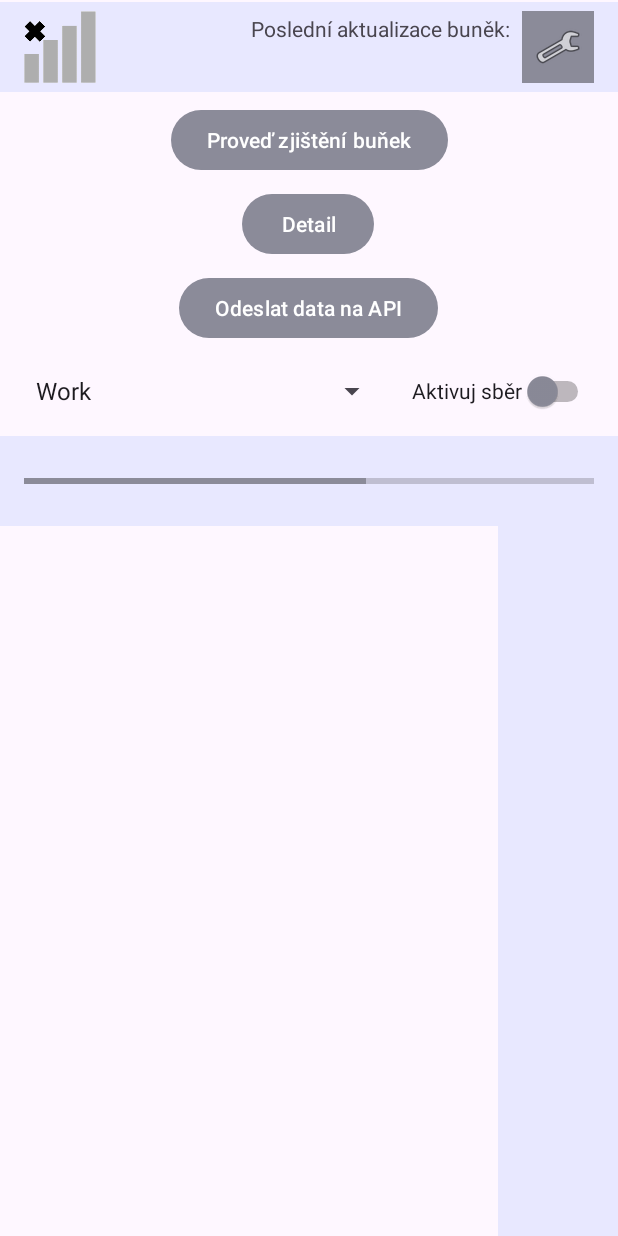
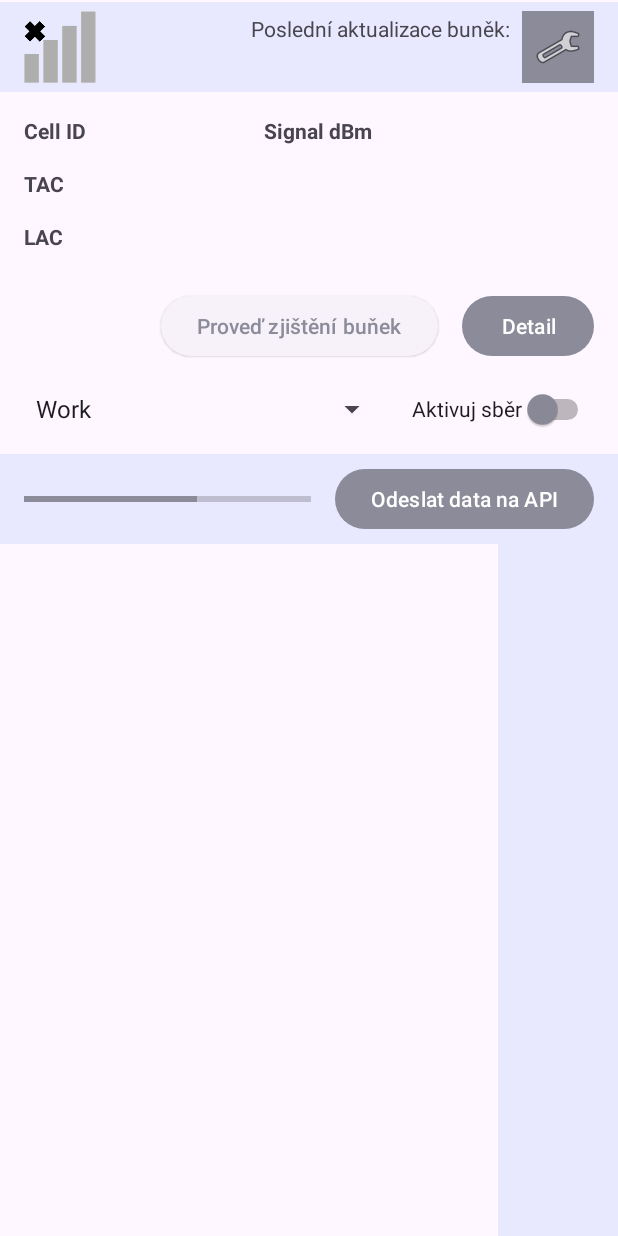
Before and after one commit to rstefek/MTE-Bakalarka-app, an Android app: the layout activity_main.xml on its own in the app's theme, with its tools: preview values and no code run, on a phone screen of 412 x 824 dp. Run offline under Robolectric (Android 15) with nearby library versions, the phone set to English and light mode, and no system bars; network calls fail.

Commit message:
První funkční zobrazení HP

```diff
--- a/app/src/main/AndroidManifest.xml
+++ b/app/src/main/AndroidManifest.xml
@@ -19,6 +19,9 @@
         android:theme="@style/Theme.MTEBakalarkaapp"
         tools:targetApi="31">
         <activity
+            android:name=".SettingsActivity"
+            android:exported="false" />
+        <activity
             android:name=".EventGroupActivity"
             android:exported="false" />
         <activity
@@ -32,7 +35,7 @@
             android:exported="false" />
         <activity
             android:name=".LoginActivity"
-            android:exported="true" >
+            android:exported="true">
             <intent-filter>
                 <action android:name="android.intent.action.MAIN" />
 
@@ -51,8 +54,7 @@
 
         <activity
             android:name=".MainActivity"
-            android:exported="false">
-        </activity>
+            android:exported="false"></activity>
     </application>
 
 </manifest>
--- a/app/src/main/java/info/stefkovi/studium/mte_bakalarka/MainActivity.java
+++ b/app/src/main/java/info/stefkovi/studium/mte_bakalarka/MainActivity.java
@@ -8,8 +8,10 @@ import android.telephony.TelephonyManager;
 import android.view.View;
 import android.widget.Button;
 import android.widget.CompoundButton;
+import android.widget.ImageButton;
 import android.widget.ImageView;
 import android.widget.Switch;
+import android.widget.TextView;
 import android.widget.Toast;
 
 import androidx.activity.result.ActivityResultLauncher;
@@ -105,6 +107,28 @@ public class MainActivity extends AppCompatActivity {
                 DatabaseHelper db = DatabaseHelper.getInstance(getApplicationContext());
                 long rowId = db.saveEventData(pos, cells);
 
+                try {
+                    CellInfoApiModel connectedCell = cells.stream().filter(cell -> cell.registered == true).findFirst().get();
+
+                    TextView tvLastCellUpdate = (TextView) findViewById(R.id.tvLastCellUpdate);
+                    //tvLastCellUpdate.setText(String.valueOf(connectedCell));
+
+                    TextView tvCellCIDValue = (TextView) findViewById(R.id.tvCellCIDValue);
+                    tvCellCIDValue.setText(String.valueOf(connectedCell.identity.cid));
+
+                    TextView tvCellTACValue = (TextView) findViewById(R.id.tvCellTACValue);
+                    tvCellTACValue.setText(String.valueOf(connectedCell.identity.tac));
+
+                    TextView tvCellLACValue = (TextView) findViewById(R.id.tvCellLACValue);
+                    tvCellLACValue.setText(String.valueOf(connectedCell.identity.lac));
+
+                    TextView tvCellSignalValue = (TextView) findViewById(R.id.tvCellSignalValue);
+                    tvCellSignalValue.setText(String.valueOf(connectedCell.signal.signal_dbm));
+                }
+                catch (Exception e) {
+
+                }
+
                 Toast.makeText(getApplicationContext(), String.valueOf(rowId), Toast.LENGTH_SHORT).show();
             }
         });
@@ -129,6 +153,15 @@ public class MainActivity extends AppCompatActivity {
         mapView.onCreate(savedInstanceState);
         mapView.getMapAsync(googleMap -> {
             googleMap.setMapType(GoogleMap.MAP_TYPE_NORMAL);
+        });
+
+        ImageButton btnSettings = (ImageButton) findViewById(R.id.ibSettings);
+        btnSettings.setOnClickListener(new View.OnClickListener() {
+            @Override
+            public void onClick(View v) {
+                Intent i = new Intent(getApplicationContext(), SettingsActivity.class);
+                startActivity(i);
+            }
         });
 
         Button btnDetail = (Button) findViewById(R.id.buttonDetail);
--- /dev/null
+++ b/app/src/main/java/info/stefkovi/studium/mte_bakalarka/SettingsActivity.java
@@ -0,0 +1,14 @@
+package info.stefkovi.studium.mte_bakalarka;
+
+import androidx.appcompat.app.AppCompatActivity;
+
+import android.os.Bundle;
+
+public class SettingsActivity extends AppCompatActivity {
+
+    @Override
+    protected void onCreate(Bundle savedInstanceState) {
+        super.onCreate(savedInstanceState);
+        setContentView(R.layout.activity_settings);
+    }
+}
--- a/app/src/main/res/layout/activity_main.xml
+++ b/app/src/main/res/layout/activity_main.xml
@@ -57,38 +57,110 @@
             app:srcCompat="@drawable/singal_disconnected" />
     </androidx.constraintlayout.widget.ConstraintLayout>
 
+    <androidx.constraintlayout.widget.ConstraintLayout
+        android:id="@+id/cellInfo"
+        android:layout_width="0dp"
+        android:layout_height="180dp"
+        app:layout_constraintEnd_toEndOf="parent"
+        app:layout_constraintStart_toStartOf="parent"
+        app:layout_constraintTop_toBottomOf="@id/topWidget">
 
         <Button
             android:id="@+id/buttonGetCells"
+            style="@style/Widget.Material3.Button.ElevatedButton"
             android:layout_width="wrap_content"
             android:layout_height="wrap_content"
-        android:layout_marginTop="8dp"
+            android:layout_marginEnd="16dp"
             android:text="@string/ButtonGetCellsText"
-        app:layout_constraintEnd_toEndOf="parent"
-        app:layout_constraintStart_toStartOf="parent"
-        app:layout_constraintTop_toBottomOf="@+id/topWidget" />
+            app:layout_constraintBottom_toBottomOf="parent"
+            app:layout_constraintEnd_toStartOf="@+id/buttonDetail" />
 
         <Button
             android:id="@+id/buttonDetail"
+            style="@style/Widget.Material3.Button"
             android:layout_width="wrap_content"
             android:layout_height="wrap_content"
-        android:layout_marginTop="8dp"
+            android:layout_marginEnd="16dp"
             android:text="@string/ButtonDetailText"
-        app:layout_constraintEnd_toEndOf="parent"
-        app:layout_constraintHorizontal_bias="0.498"
-        app:layout_constraintStart_toStartOf="parent"
-        app:layout_constraintTop_toBottomOf="@+id/buttonGetCells" />
+            app:layout_constraintBottom_toBottomOf="parent"
+            app:layout_constraintEnd_toEndOf="parent" />
 
-    <Button
-        android:id="@+id/buttonSend"
+        <TextView
+            android:id="@+id/tvCellCID"
             android:layout_width="wrap_content"
             android:layout_height="wrap_content"
-        android:layout_marginTop="8dp"
-        android:text="@string/ButtonSendText"
-        app:layout_constraintEnd_toEndOf="parent"
-        app:layout_constraintHorizontal_bias="0.498"
+            android:layout_marginStart="16dp"
+            android:layout_marginTop="16dp"
+            android:text="@string/CellListTopCid"
+            android:textStyle="bold"
             app:layout_constraintStart_toStartOf="parent"
-        app:layout_constraintTop_toBottomOf="@+id/buttonDetail" />
+            app:layout_constraintTop_toTopOf="parent" />
+
+        <TextView
+            android:id="@+id/tvCellCIDValue"
+            android:layout_width="wrap_content"
+            android:layout_height="wrap_content"
+            android:layout_marginStart="64dp"
+            app:layout_constraintStart_toStartOf="@+id/tvCellCID"
+            app:layout_constraintTop_toTopOf="@+id/tvCellCID" />
+
+        <TextView
+            android:id="@+id/tvCellTAC"
+            android:layout_width="wrap_content"
+            android:layout_height="wrap_content"
+            android:layout_marginStart="16dp"
+            android:layout_marginTop="16dp"
+            android:text="@string/CellListTopTac"
+            android:textStyle="bold"
+            app:layout_constraintStart_toStartOf="parent"
+            app:layout_constraintTop_toBottomOf="@+id/tvCellCID" />
+
+        <TextView
+            android:id="@+id/tvCellTACValue"
+            android:layout_width="wrap_content"
+            android:layout_height="wrap_content"
+            android:layout_marginStart="64dp"
+            app:layout_constraintStart_toStartOf="@+id/tvCellTAC"
+            app:layout_constraintTop_toTopOf="@+id/tvCellTAC" />
+
+        <TextView
+            android:id="@+id/tvCellLAC"
+            android:layout_width="wrap_content"
+            android:layout_height="wrap_content"
+            android:layout_marginStart="16dp"
+            android:layout_marginTop="16dp"
+            android:text="@string/CellListTopLac"
+            android:textStyle="bold"
+            app:layout_constraintStart_toStartOf="parent"
+            app:layout_constraintTop_toBottomOf="@+id/tvCellTAC" />
+
+        <TextView
+            android:id="@+id/tvCellLACValue"
+            android:layout_width="wrap_content"
+            android:layout_height="wrap_content"
+            android:layout_marginStart="64dp"
+            app:layout_constraintStart_toStartOf="@+id/tvCellLAC"
+            app:layout_constraintTop_toTopOf="@+id/tvCellLAC" />
+
+        <TextView
+            android:id="@+id/tvCellSignal"
+            android:layout_width="wrap_content"
+            android:layout_height="wrap_content"
+            android:layout_marginStart="96dp"
+            android:text="@string/CellListTopSignalDbm"
+            android:textStyle="bold"
+            app:layout_constraintStart_toStartOf="@+id/tvCellCIDValue"
+            app:layout_constraintTop_toTopOf="@+id/tvCellCIDValue" />
+
+        <TextView
+            android:id="@+id/tvCellSignalValue"
+            android:layout_width="wrap_content"
+            android:layout_height="wrap_content"
+            android:layout_marginStart="96dp"
+            app:layout_constraintStart_toStartOf="@+id/tvCellSignal"
+            app:layout_constraintTop_toTopOf="@+id/tvCellSignal" />
+
+    </androidx.constraintlayout.widget.ConstraintLayout>
 
     <androidx.constraintlayout.widget.ConstraintLayout
         android:id="@+id/activateWidget"
@@ -97,7 +169,7 @@
         android:layout_marginTop="1dp"
         app:layout_constraintEnd_toEndOf="parent"
         app:layout_constraintStart_toStartOf="parent"
-        app:layout_constraintTop_toBottomOf="@id/buttonSend">
+        app:layout_constraintTop_toBottomOf="@id/cellInfo">
 
         <Switch
             android:id="@+id/swActivate"
@@ -132,7 +204,6 @@
         android:layout_height="60dp"
         android:background="@color/primary_light"
         app:layout_constraintEnd_toEndOf="parent"
-        app:layout_constraintHorizontal_bias="0.0"
         app:layout_constraintStart_toStartOf="parent"
         app:layout_constraintTop_toBottomOf="@id/activateWidget">
 
@@ -140,15 +211,25 @@
             android:id="@+id/progressBar"
             style="@android:style/Widget.DeviceDefault.ProgressBar.Horizontal"
             android:layout_width="0dp"
-            android:layout_height="0dp"
+            android:layout_height="wrap_content"
             android:layout_marginStart="16dp"
             android:layout_marginEnd="16dp"
             android:max="100"
             android:progress="60"
             android:progressTint="@color/primary"
             app:layout_constraintBottom_toBottomOf="parent"
+            app:layout_constraintEnd_toStartOf="@+id/buttonSend"
+            app:layout_constraintStart_toStartOf="parent"
+            app:layout_constraintTop_toTopOf="parent" />
+
+        <Button
+            android:id="@+id/buttonSend"
+            android:layout_width="wrap_content"
+            android:layout_height="wrap_content"
+            android:layout_marginEnd="16dp"
+            android:text="@string/ButtonSendText"
+            app:layout_constraintBottom_toBottomOf="parent"
             app:layout_constraintEnd_toEndOf="parent"
-            app:layout_constraintStart_toStartOf="parent"
             app:layout_constraintTop_toTopOf="parent" />
 
     </androidx.constraintlayout.widget.ConstraintLayout>
--- /dev/null
+++ b/app/src/main/res/layout/activity_settings.xml
@@ -0,0 +1,9 @@
+<?xml version="1.0" encoding="utf-8"?>
+<androidx.constraintlayout.widget.ConstraintLayout xmlns:android="http://schemas.android.com/apk/res/android"
+    xmlns:app="http://schemas.android.com/apk/res-auto"
+    xmlns:tools="http://schemas.android.com/tools"
+    android:layout_width="match_parent"
+    android:layout_height="match_parent"
+    tools:context=".SettingsActivity">
+
+</androidx.constraintlayout.widget.ConstraintLayout>
--- a/app/src/main/res/values/strings.xml
+++ b/app/src/main/res/values/strings.xml
@@ -14,5 +14,5 @@
     <string name="SwitchActivate">Aktivuj sběr</string>
     <string name="CellUpdateLabel">Poslední aktualizace buněk:</string>
     <string name="SwitchActivateConfirm">Sběr aktivován!</string>
-    <string name="SwitchDeactivateConfirm">Svěr ukončen</string>
+    <string name="SwitchDeactivateConfirm">Sběr ukončen</string>
 </resources>
```
Lines whose indentation alone changed are shown as unchanged.
